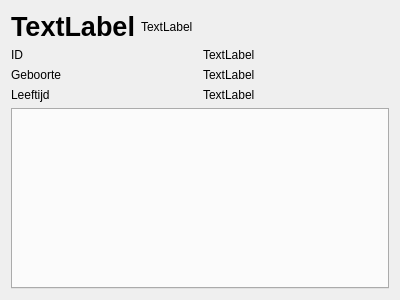
Above: src/person_detail/person_detail_view.ui from niknetniko/opa before the change. Below: the same form after it.
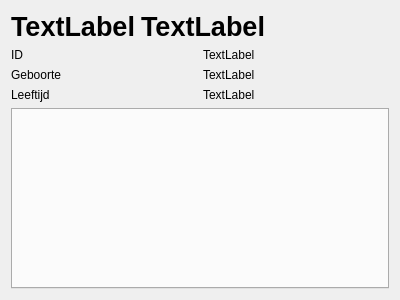
That is the form after the change.

Commit message: Fix size of sex indicator

Patch:
```diff
--- a/src/person_detail/person_detail_view.ui
+++ b/src/person_detail/person_detail_view.ui
@@ -32,6 +32,12 @@
      </item>
      <item>
       <widget class="QLabel" name="sexIcon">
+       <property name="font">
+        <font>
+         <pointsize>20</pointsize>
+         <bold>true</bold>
+        </font>
+       </property>
        <property name="text">
         <string>TextLabel</string>
        </property>
@@ -110,13 +116,6 @@
    </item>
   </layout>
  </widget>
- <customwidgets>
-  <customwidget>
-<!--   <class>KIconButton</class>-->
-   <extends>QPushButton</extends>
-<!--   <header>kiconbutton.h</header>-->
-  </customwidget>
- </customwidgets>
  <resources/>
  <connections/>
 </ui>
```
Left out of the diff: 8 changed lines with no effect on the pictures. The commit also changes 1 other file.
